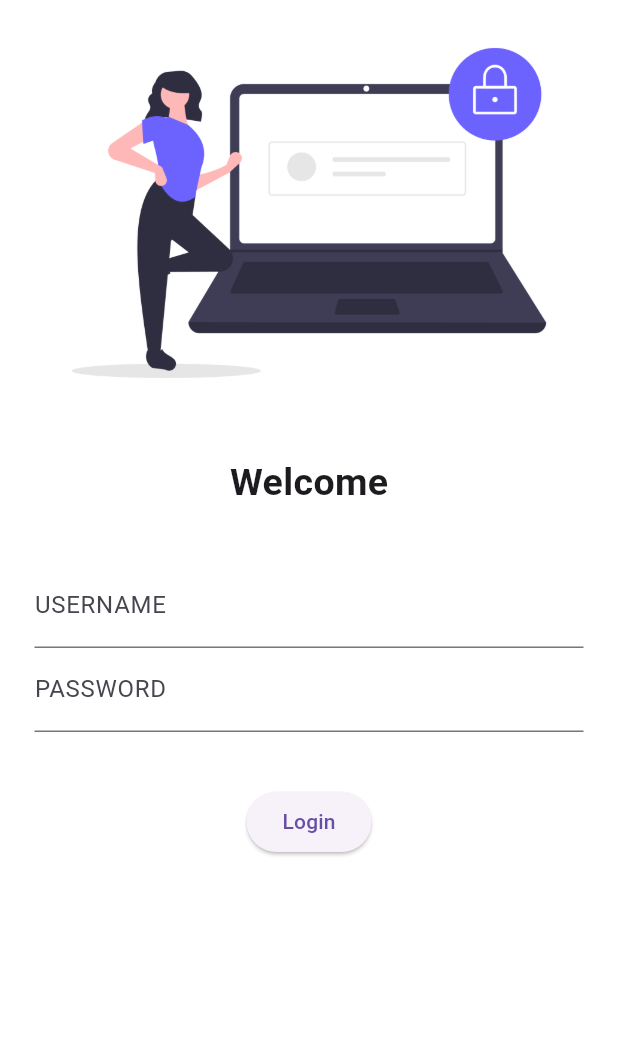
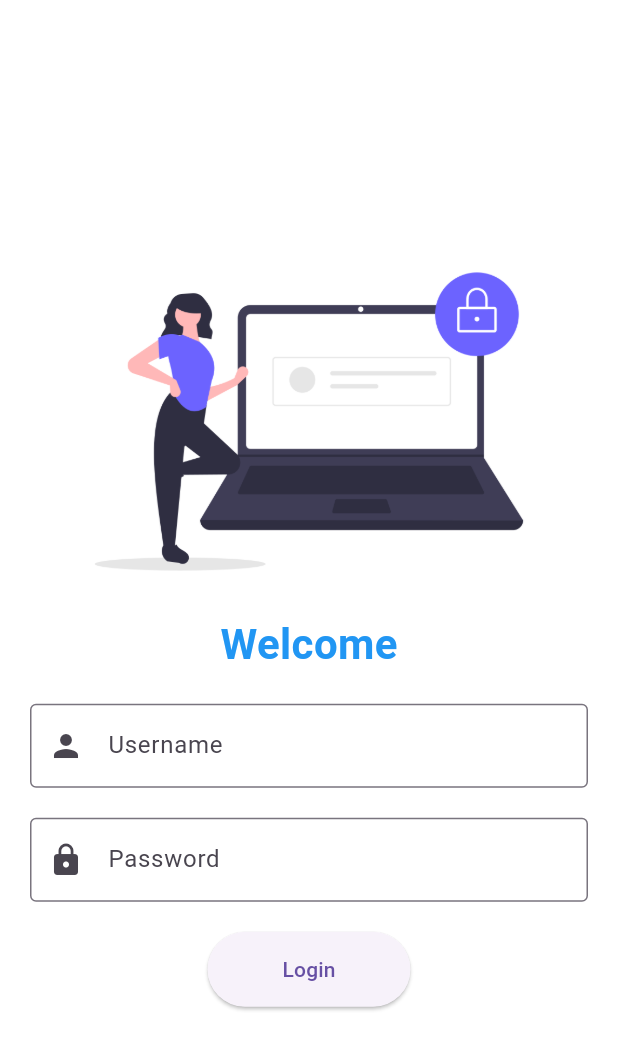
Before and after one commit to Aviral-Maheshwari/Flutter_CaatalogApp, a Flutter app: the screen it shows after launch, on a phone screen of 412 x 824 dp. Shown: the top 1050 px of the screen. Run offline on Flutter 3.47's test engine with Material 3 defaults, Android fonts, the light colour scheme and no system bars.

Commit message:
Day5 Complete

```diff
--- a/lib/main.dart
+++ b/lib/main.dart
@@ -13,7 +13,12 @@ class MyApp extends StatelessWidget {
   Widget build(BuildContext context) {
     return MaterialApp(
       theme: ThemeData(),
-      routes: {"/": (context) => LoginPage()},
+      debugShowCheckedModeBanner: false,
+      initialRoute: "/",
+      routes: {
+        "/": (context) => LoginPage(),
+        "/home": (context) => HomePage(),
+      },
     );
   }
 }
--- a/lib/pages/loginPage.dart
+++ b/lib/pages/loginPage.dart
@@ -1,64 +1,69 @@
-import "package:flutter/material.dart";
+import 'package:flutter/material.dart';
 
 class LoginPage extends StatelessWidget {
-  const LoginPage({super.key});
-
   @override
   Widget build(BuildContext context) {
-    return Material(
-      color: Colors.white,
+    return Scaffold(
+      backgroundColor: Colors.white,
+      body: Center(
+        child: Padding(
+          padding: const EdgeInsets.all(20.0),
           child: Column(
+            mainAxisAlignment: MainAxisAlignment.center,
             children: [
               Image.asset(
                 "assets/images/login_image.png",
                 fit: BoxFit.cover,
               ),
-          SizedBox(
-            height: 20,
-          ),
               Text(
                 "Welcome",
                 style: TextStyle(
-              fontSize: 25,
                     fontWeight: FontWeight.bold,
-            ),
+                    fontSize: 28,
+                    color: Colors.blue),
               ),
               SizedBox(
                 height: 20,
               ),
-          Padding(
-            padding:
-                const EdgeInsets.symmetric(vertical: 16.0, horizontal: 23.0),
-            child: Column(
-              children: [
               TextField(
                 decoration: InputDecoration(
-                    hintText: "Enter Username",
-                    labelText: "USERNAME",
+                  labelText: 'Username',
+                  prefixIcon: Icon(Icons.person),
+                  border: OutlineInputBorder(),
                 ),
               ),
+              SizedBox(height: 20),
               TextField(
                 obscureText: true,
                 decoration: InputDecoration(
-                    hintText: "Enter Password",
-                    labelText: "PASSWORD",
+                  labelText: 'Password',
+                  prefixIcon: Icon(Icons.lock),
+                  border: OutlineInputBorder(),
+                ),
+              ),
+              SizedBox(height: 20),
+              ElevatedButton(
+                onPressed: () {
+                  Navigator.pushNamed(context, "/home");
+                },
+                child: Text('Login'),
+                style: ElevatedButton.styleFrom(
+                  padding: EdgeInsets.symmetric(horizontal: 50, vertical: 15),
+                  shape: RoundedRectangleBorder(
+                    borderRadius: BorderRadius.circular(30),
+                  ),
                 ),
               ),
             ],
           ),
         ),
-          SizedBox(
-            height: 20,
-          ),
-          ElevatedButton(
-            child: Text("Login"),
-            style: TextButton.styleFrom(),
-            onPressed: () {
-              print("HI WELCOME");
-            },
-          ),
-        ],
       ),
     );
   }
 }
+
+void main() {
+  runApp(MaterialApp(
+    home: LoginPage(),
+  ));
+}
```
Lines whose indentation alone changed are shown as unchanged.
